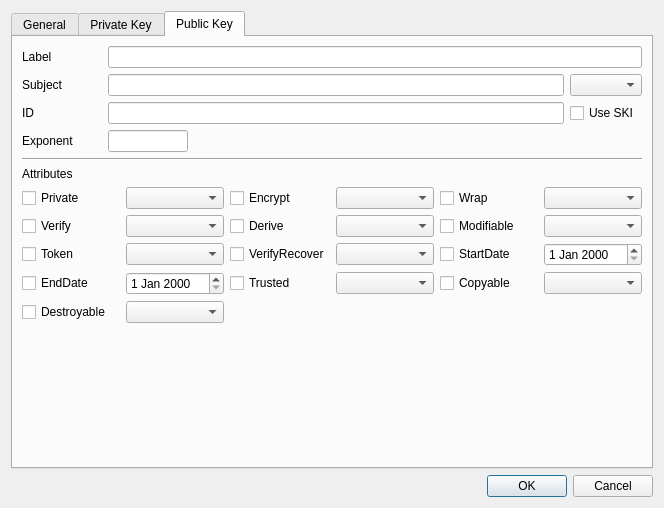
jykim74/CryptokiMan, file CryptokiMan/gen_key_pair_dlg.ui: the form before one commit.
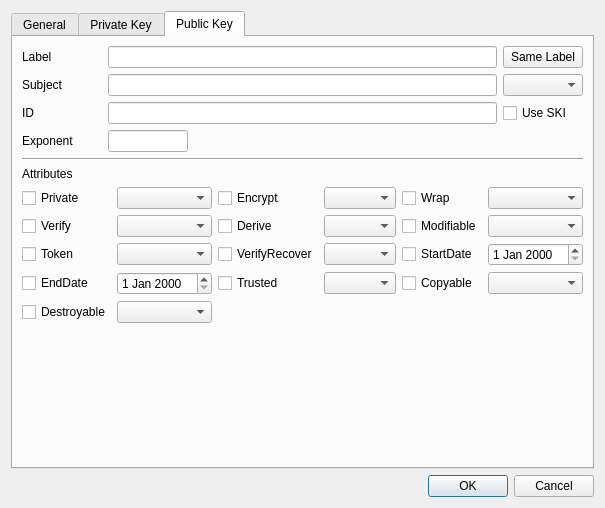
The form after the commit.

The edit to the form file:
```diff
--- a/CryptokiMan/gen_key_pair_dlg.ui
+++ b/CryptokiMan/gen_key_pair_dlg.ui
@@ -6,7 +6,7 @@
    <rect>
     <x>0</x>
     <y>0</y>
-    <width>664</width>
+    <width>581</width>
     <height>508</height>
    </rect>
   </property>
@@ -1088,9 +1088,6 @@
            </property>
           </widget>
          </item>
-         <item row="0" column="1" colspan="2">
-          <widget class="QLineEdit" name="mPubLabelText"/>
-         </item>
          <item row="1" column="0">
           <widget class="QLabel" name="label_21">
            <property name="text">
@@ -1128,6 +1125,16 @@
            </property>
           </widget>
          </item>
+         <item row="0" column="1">
+          <widget class="QLineEdit" name="mPubLabelText"/>
+         </item>
+         <item row="0" column="2">
+          <widget class="QPushButton" name="mPubSameLabelBtn">
+           <property name="text">
+            <string>Same Label</string>
+           </property>
+          </widget>
+         </item>
         </layout>
        </item>
        <item>
```
Left out of the diff: 15 changed lines with no effect on the pictures.
